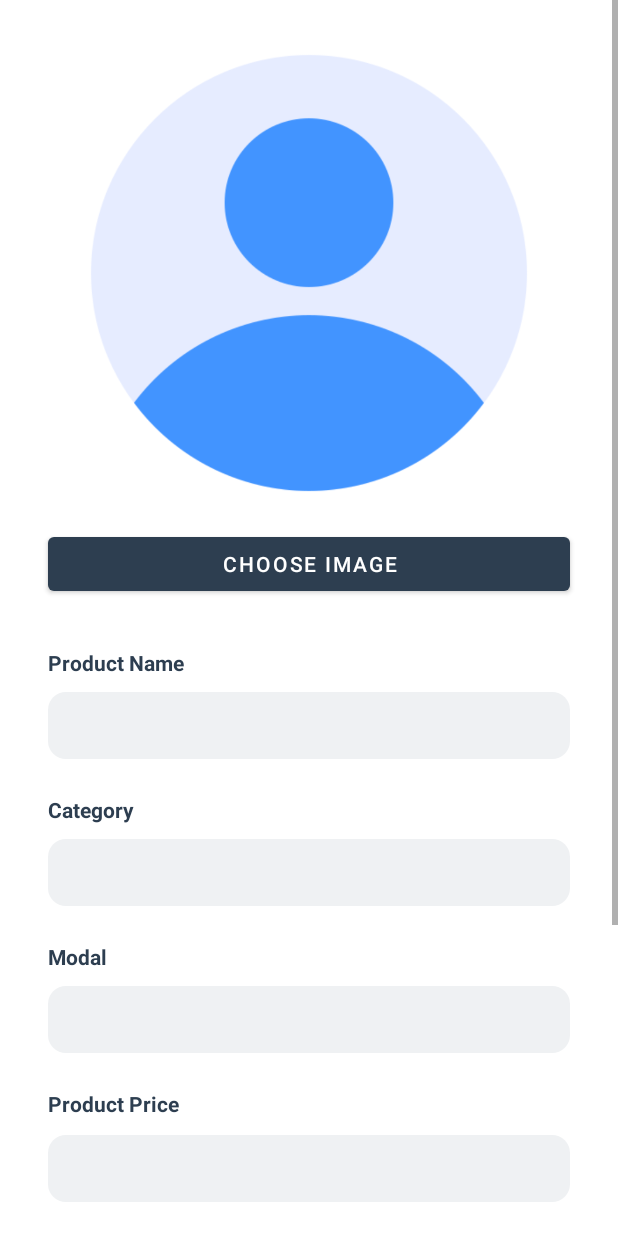
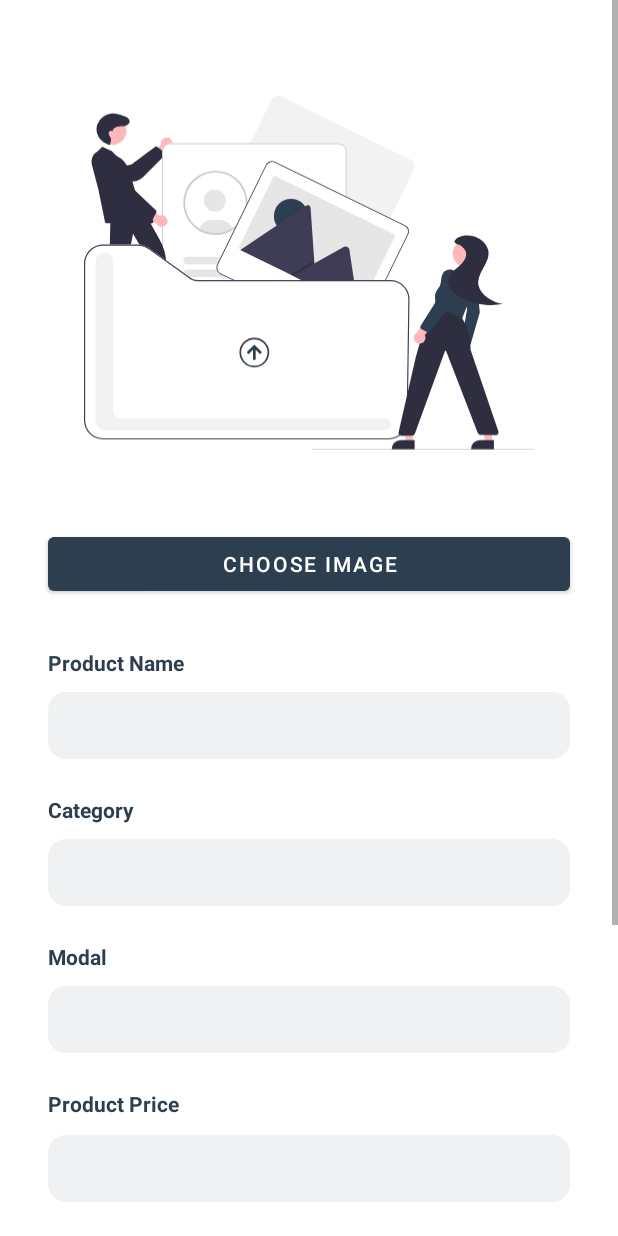
Before and after one commit to arifwp/PriceApp, an Android app: the AddProductActivity screen opened directly, with no data from a screen before it, on a phone screen of 412 x 824 dp. Run offline under Robolectric (Android 15) with nearby library versions, the light colour scheme and no system bars; our stand-ins replace Firebase (no records; nobody signed in at launch, a user with empty details on screens opened directly); libraries missing offline, so code that uses them is left out: androidx.viewbinding; 6 statements that could not run were skipped.

Commit message:
fix manifest and change ilustration upload

```diff
--- a/app/src/main/res/layout/activity_add_product.xml
+++ b/app/src/main/res/layout/activity_add_product.xml
@@ -16,9 +16,8 @@
             android:id="@+id/image_preview"
             android:layout_width="300dp"
             android:layout_height="300dp"
-            android:scaleType="centerCrop"
             android:layout_marginTop="32dp"
-            android:src="@drawable/user_icon"
+            android:src="@drawable/ilustration_upload"
             app:layout_constraintEnd_toEndOf="parent"
             app:layout_constraintStart_toStartOf="parent"
             app:layout_constraintTop_toTopOf="parent" />
```
Also changed, not shown: app/src/main/AndroidManifest.xml (+6 -6 lines).
